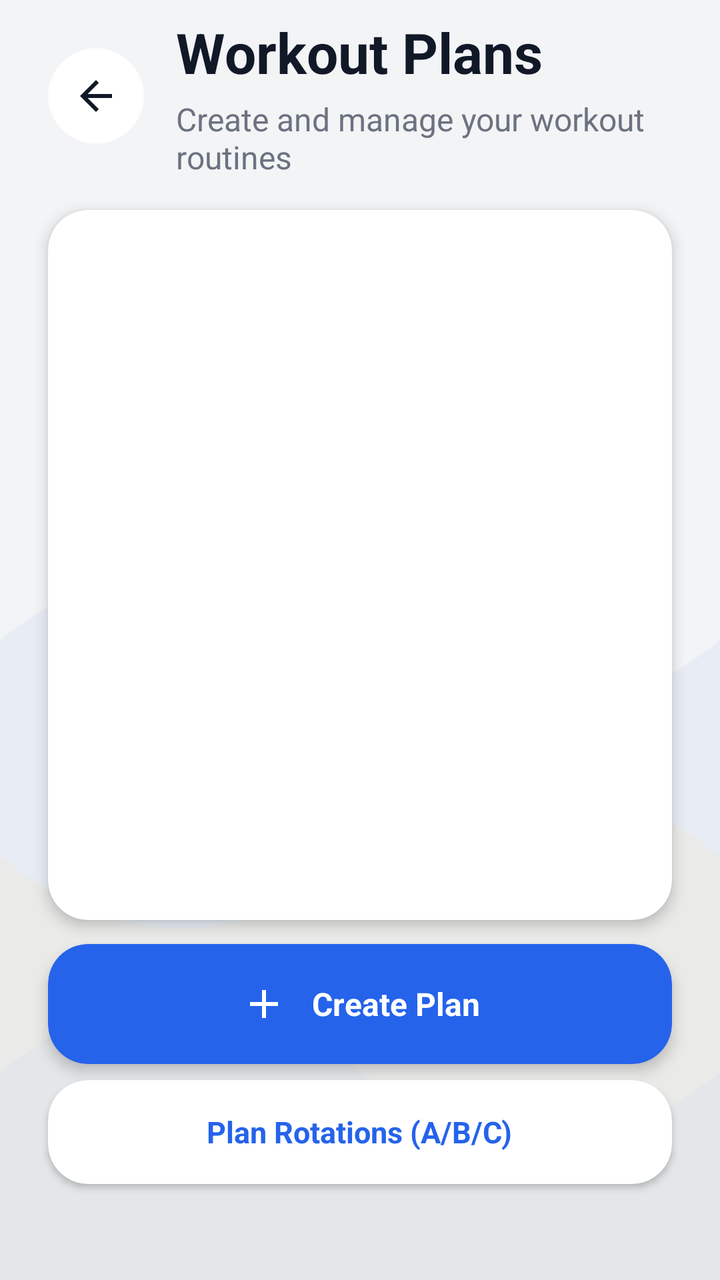
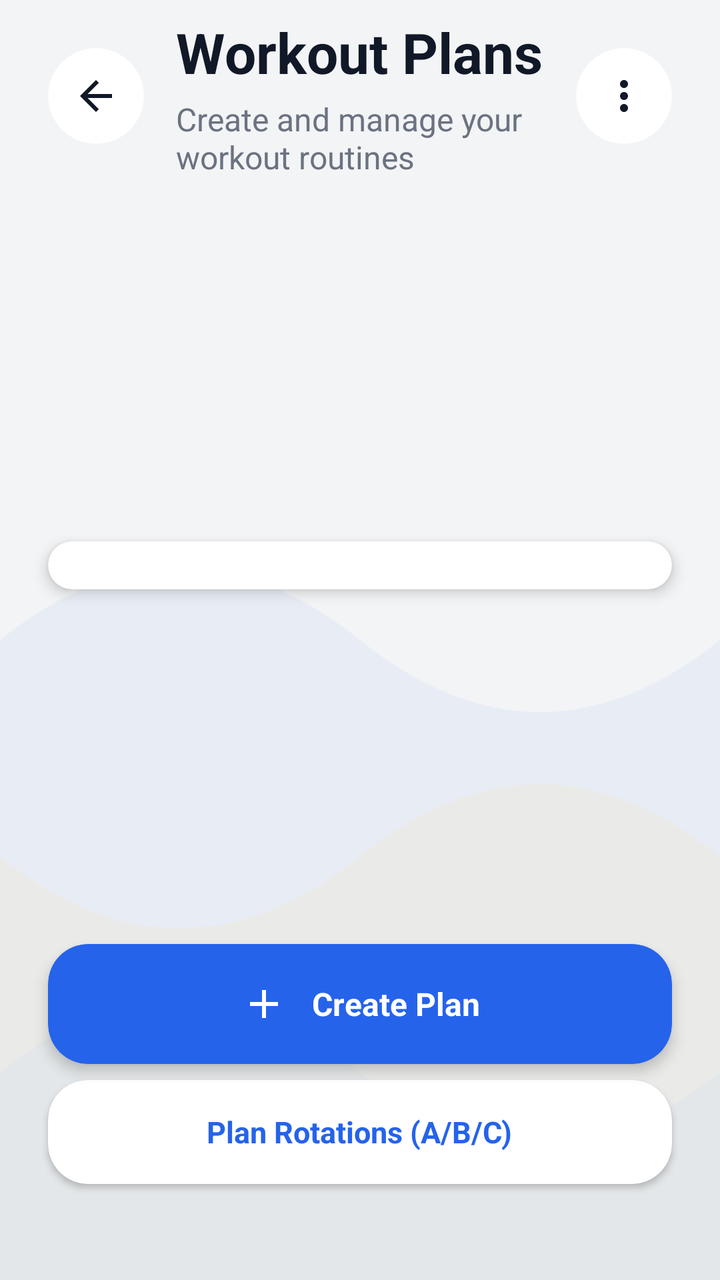

Screens rendered from an Android XML layout before and after an edit, with the pre-edit source and the edit as a unified diff.
<!-- AndroidManifest.xml: application theme Theme.Fitness -->
<!-- res/layout/activity_workout_plans.xml -->
<?xml version="1.0" encoding="utf-8"?>
<androidx.constraintlayout.widget.ConstraintLayout xmlns:android="http://schemas.android.com/apk/res/android"
    xmlns:app="http://schemas.android.com/apk/res-auto"
    xmlns:tools="http://schemas.android.com/tools"
    android:layout_width="match_parent"
    android:layout_height="match_parent"
    android:background="@color/fitness_background"
    android:fitsSystemWindows="true"
    tools:context=".activities.WorkoutPlansActivity">

    
    <ImageView
        android:id="@+id/image_bg_animation"
        android:layout_width="match_parent"
        android:layout_height="match_parent"
        android:scaleType="centerCrop"
        android:alpha="1.0"
        app:layout_constraintBottom_toBottomOf="parent"
        app:layout_constraintEnd_toEndOf="parent"
        app:layout_constraintStart_toStartOf="parent"
        app:layout_constraintTop_toTopOf="parent"
        app:srcCompat="@drawable/avd_background_flow" />

    <androidx.core.widget.NestedScrollView
        android:layout_width="match_parent"
        android:layout_height="match_parent"
        android:background="@android:color/transparent"
        android:clipToPadding="false"
        android:fillViewport="true">

        <androidx.constraintlayout.widget.ConstraintLayout
            android:layout_width="match_parent"
            android:layout_height="wrap_content"
            android:clipChildren="false"
            android:clipToPadding="false"
            android:padding="24dp">

            
            <androidx.cardview.widget.CardView
                android:id="@+id/button_back"
                android:layout_width="48dp"
                android:layout_height="48dp"
                android:clickable="true"
                android:focusable="true"
                android:foreground="?attr/selectableItemBackground"
                app:cardBackgroundColor="@color/fitness_card_background"
                app:cardCornerRadius="24dp"
                app:cardElevation="0dp"
                app:layout_constraintStart_toStartOf="parent"
                app:layout_constraintTop_toTopOf="parent">

                <ImageButton
                    android:layout_width="match_parent"
                    android:layout_height="match_parent"
                    android:background="@android:color/transparent"
                    android:clickable="false"
                    android:focusable="false"
                    android:contentDescription="@string/progress_back_content_description"
                    android:padding="12dp"
                    android:src="@drawable/ic_arrow_back_24"
                    app:tint="@color/fitness_text_primary" />
            </androidx.cardview.widget.CardView>

            <LinearLayout
                android:id="@+id/header_container"
                android:layout_width="0dp"
                android:layout_height="wrap_content"
                android:layout_marginStart="16dp"
                android:gravity="center_vertical"
                android:orientation="vertical"
                app:layout_constraintBottom_toBottomOf="@id/button_back"
                app:layout_constraintEnd_toEndOf="parent"
                app:layout_constraintStart_toEndOf="@id/button_back"
                app:layout_constraintTop_toTopOf="@id/button_back">

                <TextView
                    android:id="@+id/text_plans_title"
                    android:layout_width="wrap_content"
                    android:layout_height="wrap_content"
                    android:text="Workout Plans"
                    android:textColor="@color/fitness_text_primary"
                    android:textSize="28sp"
                    android:textStyle="bold" />

                <TextView
                    android:id="@+id/text_plans_subtitle"
                    android:layout_width="wrap_content"
                    android:layout_height="wrap_content"
                    android:layout_marginTop="4dp"
                    android:text="Create and manage your workout routines"
                    android:textColor="@color/fitness_text_secondary"
                    android:textSize="16sp" />
            </LinearLayout>

            
            <androidx.cardview.widget.CardView
                android:id="@+id/card_plans_list"
                android:layout_width="match_parent"
                android:layout_height="0dp"
                android:layout_marginTop="16dp"
                android:layout_marginBottom="12dp"
                app:cardBackgroundColor="@color/fitness_card_background"
                app:cardCornerRadius="20dp"
                app:cardElevation="4dp"
                app:layout_constraintBottom_toTopOf="@id/fab_create_plan"                app:layout_constraintEnd_toEndOf="parent"
                app:layout_constraintStart_toStartOf="parent"
                app:layout_constraintTop_toBottomOf="@id/header_container">

                <androidx.recyclerview.widget.RecyclerView
                    android:id="@+id/recycler_view_plans"
                    android:layout_width="match_parent"
                    android:layout_height="wrap_content"
                    android:nestedScrollingEnabled="false"
                    android:padding="12dp"
                    android:clipToPadding="false"
                    android:clipChildren="false" />
            </androidx.cardview.widget.CardView>

            
            <TextView
                android:id="@+id/text_empty_state"
                android:layout_width="match_parent"
                android:layout_height="wrap_content"
                android:layout_marginTop="48dp"
                android:gravity="center"
                android:padding="24dp"
                android:text="No plans yet.\nTap + to create!"
                android:textColor="@color/fitness_text_secondary"
                android:textSize="15sp"
                android:visibility="gone"
                app:layout_constraintEnd_toEndOf="parent"
                app:layout_constraintStart_toStartOf="parent"
                app:layout_constraintTop_toBottomOf="@id/header_container" />

            
            <androidx.cardview.widget.CardView
                android:id="@+id/fab_create_plan"
                android:layout_width="match_parent"
                android:layout_height="60dp"
                android:layout_marginBottom="8dp"
                android:clickable="true"
                android:focusable="true"
                android:foreground="?attr/selectableItemBackground"
                app:cardBackgroundColor="@color/fitness_primary"
                app:cardCornerRadius="20dp"
                app:cardElevation="4dp"
                app:layout_constraintBottom_toTopOf="@id/button_plan_rotations"
                app:layout_constraintEnd_toEndOf="parent"
                app:layout_constraintStart_toStartOf="parent">

                <LinearLayout
                    android:layout_width="match_parent"
                    android:layout_height="match_parent"
                    android:gravity="center"
                    android:orientation="horizontal"
                    android:padding="16dp">

                    <ImageView
                        android:layout_width="24dp"
                        android:layout_height="24dp"
                        android:src="@drawable/ic_plus"
                        app:tint="@color/white" />

                    <TextView
                        android:layout_width="wrap_content"
                        android:layout_height="wrap_content"
                        android:layout_marginStart="12dp"
                        android:text="Create Plan"
                        android:textColor="@color/white"
                        android:textSize="16sp"
                        android:textStyle="bold" />
                </LinearLayout>
            </androidx.cardview.widget.CardView>

            
            <androidx.cardview.widget.CardView
                android:id="@+id/button_plan_rotations"
                android:layout_width="match_parent"
                android:layout_height="52dp"
                android:layout_marginBottom="24dp"
                android:clickable="true"
                android:focusable="true"
                android:foreground="?attr/selectableItemBackground"
                app:cardBackgroundColor="@color/fitness_card_background"
                app:cardCornerRadius="20dp"
                app:cardElevation="2dp"
                app:layout_constraintBottom_toBottomOf="parent"
                app:layout_constraintEnd_toEndOf="parent"
                app:layout_constraintStart_toStartOf="parent">

                <LinearLayout
                    android:layout_width="match_parent"
                    android:layout_height="match_parent"
                    android:gravity="center"
                    android:orientation="horizontal"
                    android:padding="12dp">

                    <TextView
                        android:layout_width="wrap_content"
                        android:layout_height="wrap_content"
                        android:text="Plan Rotations (A/B/C)"
                        android:textColor="@color/fitness_primary"
                        android:textSize="15sp"
                        android:textStyle="bold" />
                </LinearLayout>
            </androidx.cardview.widget.CardView>

        </androidx.constraintlayout.widget.ConstraintLayout>
    </androidx.core.widget.NestedScrollView>
</androidx.constraintlayout.widget.ConstraintLayout>
<!-- resources referenced by this layout -->
<resources>
  <color name="fitness_background">#F3F4F6</color>
  <color name="fitness_card_background">#FFFFFF</color>
  <color name="fitness_primary">#2563EB</color>
  <color name="fitness_text_primary">#111827</color>
  <color name="fitness_text_secondary">#6B7280</color>
  <color name="white">#FFFFFFFF</color>
  <!-- drawable ic_arrow_back_24 (drawable) -->
  <vector xmlns:android="http://schemas.android.com/apk/res/android"
      android:width="24dp"
      android:height="24dp"
      android:viewportWidth="24.0"
      android:viewportHeight="24.0"
      android:tint="?attr/colorControlNormal">
    <path
        android:fillColor="@android:color/white"
        android:pathData="M20,11H7.83l5.59,-5.59L12,4l-8,8 8,8 1.41,-1.41L7.83,13H20v-2z"/>
  </vector>
  <!-- drawable ic_plus (drawable) -->
  <vector xmlns:android="http://schemas.android.com/apk/res/android"
      android:width="24dp"
      android:height="24dp"
      android:viewportWidth="24.0"
      android:viewportHeight="24.0">
      <path
          android:fillColor="@android:color/white"
          android:pathData="M19,13h-6v6h-2v-6H5v-2h6V5h2v6h6v2z" />
  </vector>
  <string name="progress_back_content_description">Navigate back</string>
  <color name="fitness_primary_dark">#1E40AF</color>
  <color name="fitness_accent">#F59E0B</color>
  <!-- drawable bg_dialog_rounded (drawable) -->
  <?xml version="1.0" encoding="utf-8"?>
  <shape xmlns:android="http://schemas.android.com/apk/res/android"
      android:shape="rectangle">
      <solid android:color="@color/fitness_card_background" />
      <corners android:radius="24dp" />
  </shape>
  <style name="MaterialAlertDialog.Fitness.Title" parent="MaterialAlertDialog.MaterialComponents.Title.Text">
          <item name="android:textColor">@color/fitness_text_primary</item>
          <item name="android:textSize">20sp</item>
          <item name="android:textStyle">bold</item>
      </style>
  <style name="MaterialAlertDialog.Fitness.Body" parent="MaterialAlertDialog.MaterialComponents.Body.Text">
          <item name="android:textColor">@color/fitness_text_primary</item>
          <item name="android:textSize">15sp</item>
      </style>
  <style name="MaterialAlertDialog.Fitness.Button" parent="Widget.MaterialComponents.Button.TextButton.Dialog">
          <item name="android:textColor">@color/fitness_primary</item>
          <item name="android:textSize">15sp</item>
          <item name="android:textStyle">bold</item>
      </style>
  <!-- unchanged entries left out for length: 3 -->
</resources>

<!-- the commit's change to res/layout/activity_workout_plans.xml (unified diff, before → after) -->
@@ -61,15 +61,42 @@
                     app:tint="@color/fitness_text_primary" />
             </androidx.cardview.widget.CardView>
 
+            
+            <androidx.cardview.widget.CardView
+                android:id="@+id/button_more_options"
+                android:layout_width="48dp"
+                android:layout_height="48dp"
+                android:clickable="true"
+                android:focusable="true"
+                android:foreground="?attr/selectableItemBackground"
+                app:cardBackgroundColor="@color/fitness_card_background"
+                app:cardCornerRadius="24dp"
+                app:cardElevation="0dp"
+                app:layout_constraintEnd_toEndOf="parent"
+                app:layout_constraintTop_toTopOf="parent">
+
+                <ImageButton
+                    android:layout_width="match_parent"
+                    android:layout_height="match_parent"
+                    android:background="@android:color/transparent"
+                    android:clickable="false"
+                    android:focusable="false"
+                    android:contentDescription="@string/abc_action_menu_overflow_description"
+                    android:padding="12dp"
+                    android:src="@drawable/ic_more_vert"
+                    app:tint="@color/fitness_text_primary" />
+            </androidx.cardview.widget.CardView>
+
             <LinearLayout
                 android:id="@+id/header_container"
                 android:layout_width="0dp"
                 android:layout_height="wrap_content"
                 android:layout_marginStart="16dp"
+                android:layout_marginEnd="8dp"
                 android:gravity="center_vertical"
                 android:orientation="vertical"
                 app:layout_constraintBottom_toBottomOf="@id/button_back"
-                app:layout_constraintEnd_toEndOf="parent"
+                app:layout_constraintEnd_toStartOf="@id/button_more_options"
                 app:layout_constraintStart_toEndOf="@id/button_back"
                 app:layout_constraintTop_toTopOf="@id/button_back">
 
@@ -96,7 +123,7 @@
             <androidx.cardview.widget.CardView
                 android:id="@+id/card_plans_list"
                 android:layout_width="match_parent"
-                android:layout_height="0dp"
+                android:layout_height="wrap_content"
                 android:layout_marginTop="16dp"
                 android:layout_marginBottom="12dp"
                 app:cardBackgroundColor="@color/fitness_card_background"
<!-- resource entries referenced after the edit -->
@@ -17,6 +17,16 @@
         android:fillColor="@android:color/white"
         android:pathData="M20,11H7.83l5.59,-5.59L12,4l-8,8 8,8 1.41,-1.41L7.83,13H20v-2z"/>
   </vector>
+  <!-- drawable ic_more_vert (drawable) -->
+  <vector xmlns:android="http://schemas.android.com/apk/res/android"
+      android:width="24dp"
+      android:height="24dp"
+      android:viewportWidth="24.0"
+      android:viewportHeight="24.0">
+      <path
+          android:fillColor="@android:color/white"
+          android:pathData="M12,8c1.1,0 2,-0.9 2,-2s-0.9,-2 -2,-2 -2,0.9 -2,2 0.9,2 2,2zM12,10c-1.1,0 -2,0.9 -2,2s0.9,2 2,2 2,-0.9 2,-2 -0.9,-2 -2,-2zM12,16c-1.1,0 -2,0.9 -2,2s0.9,2 2,2 2,-0.9 2,-2 -0.9,-2 -2,-2z" />
+  </vector>
   <!-- drawable ic_plus (drawable) -->
   <vector xmlns:android="http://schemas.android.com/apk/res/android"
       android:width="24dp"
@@ -27,6 +37,7 @@
           android:fillColor="@android:color/white"
           android:pathData="M19,13h-6v6h-2v-6H5v-2h6V5h2v6h6v2z" />
   </vector>
+  <string name="abc_action_menu_overflow_description">More options</string>
   <string name="progress_back_content_description">Navigate back</string>
   <color name="fitness_primary_dark">#1E40AF</color>
   <color name="fitness_accent">#F59E0B</color>
